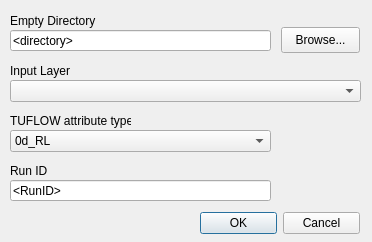
Old version of the form tuflow/forms/ui_tuflowqgis_insert_tuflow_attributes.ui in the repository TUFLOW-Support/QGIS-TUFLOW-Plugin.
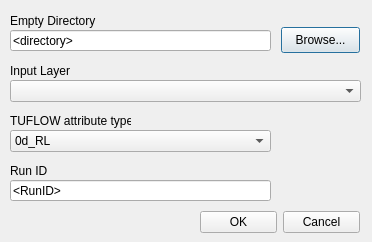
New version of the form.

The edit to the form file:
```diff
--- a/tuflow/forms/ui_tuflowqgis_insert_tuflow_attributes.ui
+++ b/tuflow/forms/ui_tuflowqgis_insert_tuflow_attributes.ui
@@ -22,22 +22,6 @@
   <property name="windowTitle">
    <string>Insert TUFLOW attributes to existing GIS layer</string>
   </property>
-  <widget class="QDialogButtonBox" name="buttonBox">
-   <property name="geometry">
-    <rect>
-     <x>200</x>
-     <y>210</y>
-     <width>160</width>
-     <height>26</height>
-    </rect>
-   </property>
-   <property name="orientation">
-    <enum>Qt::Horizontal</enum>
-   </property>
-   <property name="standardButtons">
-    <set>QDialogButtonBox::Cancel|QDialogButtonBox::Ok</set>
-   </property>
-  </widget>
   <widget class="QLabel" name="label1">
    <property name="geometry">
     <rect>
@@ -320,6 +304,32 @@
     </property>
    </item>
   </widget>
+  <widget class="QWidget" name="horizontalLayoutWidget">
+   <property name="geometry">
+    <rect>
+     <x>200</x>
+     <y>210</y>
+     <width>160</width>
+     <height>25</height>
+    </rect>
+   </property>
+   <layout class="QHBoxLayout" name="horizontalLayout">
+    <item>
+     <widget class="QPushButton" name="pbOk">
+      <property name="text">
+       <string>OK</string>
+      </property>
+     </widget>
+    </item>
+    <item>
+     <widget class="QPushButton" name="pbCancel">
+      <property name="text">
+       <string>Cancel</string>
+      </property>
+     </widget>
+    </item>
+   </layout>
+  </widget>
  </widget>
  <resources/>
  <connections>
```
Left out of the diff: 35 changed lines with no effect on the pictures.
